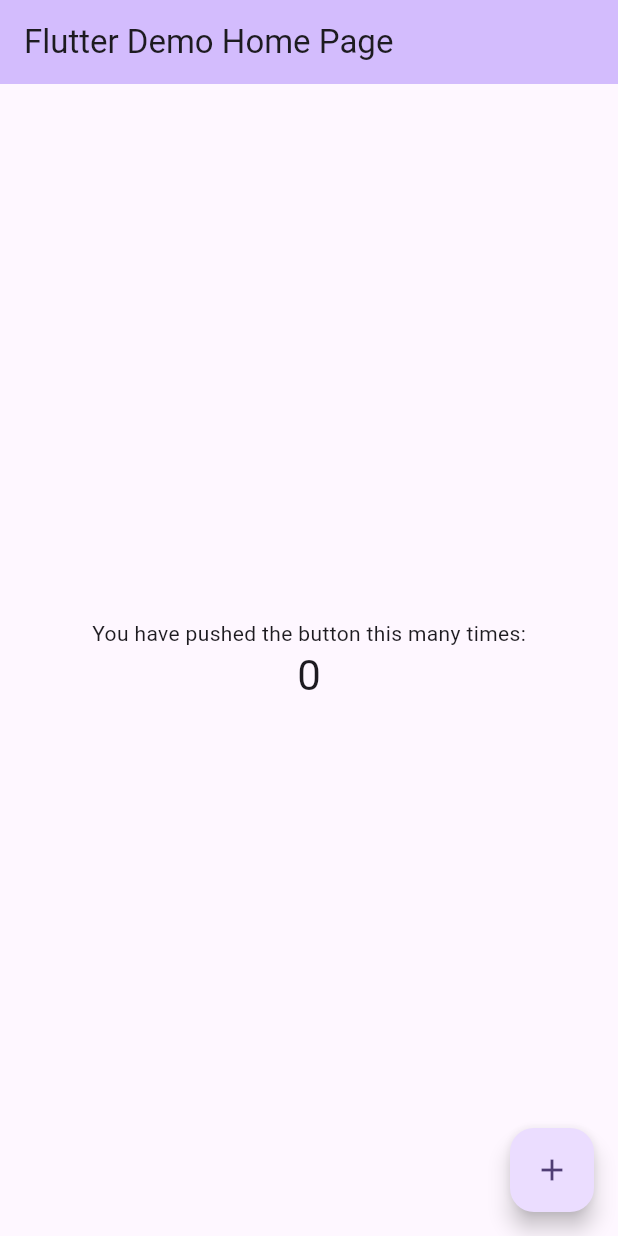
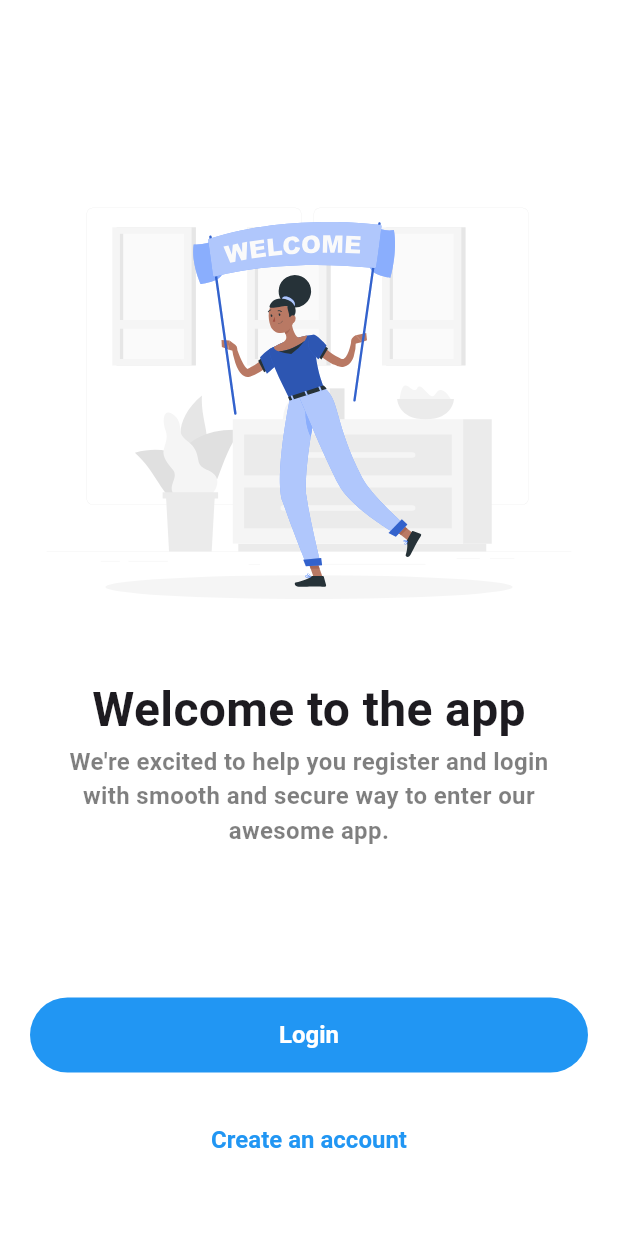
Before and after one commit to Kei-K23/flutter_login_and_register_app, a Flutter app: the screen it shows after launch, on a phone screen of 412 x 824 dp. Run offline on Flutter 3.47's test engine with Material 3 defaults, Android fonts, the light colour scheme and no system bars; our stand-ins replace flutter_svg.

Commit message:
feat: add landing screen ui

```diff
--- a/lib/main.dart
+++ b/lib/main.dart
@@ -1,4 +1,5 @@
 import 'package:flutter/material.dart';
+import 'package:flutter_login_and_register_app/presenation/auth/pages/landing.dart';
 
 void main() {
   runApp(const MyApp());
@@ -7,116 +8,15 @@ void main() {
 class MyApp extends StatelessWidget {
   const MyApp({super.key});
 
-  // This widget is the root of your application.
   @override
   Widget build(BuildContext context) {
     return MaterialApp(
-      title: 'Flutter Demo',
+      debugShowCheckedModeBanner: false,
       theme: ThemeData(
-        // This is the theme of your application.
-        //
-        // TRY THIS: Try running your application with "flutter run". You'll see
-        // the application has a purple toolbar. Then, without quitting the app,
-        // try changing the seedColor in the colorScheme below to Colors.green
-        // and then invoke "hot reload" (save your changes or press the "hot
-        // reload" button in a Flutter-supported IDE, or press "r" if you used
-        // the command line to start the app).
-        //
-        // Notice that the counter didn't reset back to zero; the application
-        // state is not lost during the reload. To reset the state, use hot
-        // restart instead.
-        //
-        // This works for code too, not just values: Most code changes can be
-        // tested with just a hot reload.
         colorScheme: ColorScheme.fromSeed(seedColor: Colors.deepPurple),
+        useMaterial3: true,
       ),
-      home: const MyHomePage(title: 'Flutter Demo Home Page'),
+      home: Landing(),
     );
   }
 }
-
-class MyHomePage extends StatefulWidget {
-  const MyHomePage({super.key, required this.title});
-
-  // This widget is the home page of your application. It is stateful, meaning
-  // that it has a State object (defined below) that contains fields that affect
-  // how it looks.
-
-  // This class is the configuration for the state. It holds the values (in this
-  // case the title) provided by the parent (in this case the App widget) and
-  // used by the build method of the State. Fields in a Widget subclass are
-  // always marked "final".
-
-  final String title;
-
-  @override
-  State<MyHomePage> createState() => _MyHomePageState();
-}
-
-class _MyHomePageState extends State<MyHomePage> {
-  int _counter = 0;
-
-  void _incrementCounter() {
-    setState(() {
-      // This call to setState tells the Flutter framework that something has
-      // changed in this State, which causes it to rerun the build method below
-      // so that the display can reflect the updated values. If we changed
-      // _counter without calling setState(), then the build method would not be
-      // called again, and so nothing would appear to happen.
-      _counter++;
-    });
-  }
-
-  @override
-  Widget build(BuildContext context) {
-    // This method is rerun every time setState is called, for instance as done
-    // by the _incrementCounter method above.
-    //
-    // The Flutter framework has been optimized to make rerunning build methods
-    // fast, so that you can just rebuild anything that needs updating rather
-    // than having to individually change instances of widgets.
-    return Scaffold(
-      appBar: AppBar(
-        // TRY THIS: Try changing the color here to a specific color (to
-        // Colors.amber, perhaps?) and trigger a hot reload to see the AppBar
-        // change color while the other colors stay the same.
-        backgroundColor: Theme.of(context).colorScheme.inversePrimary,
-        // Here we take the value from the MyHomePage object that was created by
-        // the App.build method, and use it to set our appbar title.
-        title: Text(widget.title),
-      ),
-      body: Center(
-        // Center is a layout widget. It takes a single child and positions it
-        // in the middle of the parent.
-        child: Column(
-          // Column is also a layout widget. It takes a list of children and
-          // arranges them vertically. By default, it sizes itself to fit its
-          // children horizontally, and tries to be as tall as its parent.
-          //
-          // Column has various properties to control how it sizes itself and
-          // how it positions its children. Here we use mainAxisAlignment to
-          // center the children vertically; the main axis here is the vertical
-          // axis because Columns are vertical (the cross axis would be
-          // horizontal).
-          //
-          // TRY THIS: Invoke "debug painting" (choose the "Toggle Debug Paint"
-          // action in the IDE, or press "p" in the console), to see the
-          // wireframe for each widget.
-          mainAxisAlignment: MainAxisAlignment.center,
-          children: <Widget>[
-            const Text('You have pushed the button this many times:'),
-            Text(
-              '$_counter',
-              style: Theme.of(context).textTheme.headlineMedium,
-            ),
-          ],
-        ),
-      ),
-      floatingActionButton: FloatingActionButton(
-        onPressed: _incrementCounter,
-        tooltip: 'Increment',
-        child: const Icon(Icons.add),
-      ), // This trailing comma makes auto-formatting nicer for build methods.
-    );
-  }
-}
--- /dev/null
+++ b/lib/presenation/auth/pages/landing.dart
@@ -0,0 +1,87 @@
+import 'package:flutter/material.dart';
+import 'package:flutter_svg/flutter_svg.dart';
+
+class Landing extends StatelessWidget {
+  const Landing({Key? key}) : super(key: key);
+
+  @override
+  Widget build(BuildContext context) {
+    return Scaffold(
+      backgroundColor: Colors.white,
+      body: SafeArea(
+        child: Column(
+          children: [
+            const SizedBox(height: 100),
+            Center(
+              child: SvgPicture.asset(
+                "assets/images/landing_img.svg",
+                width: 350,
+                height: 350,
+                semanticsLabel: "Landing Image",
+              ),
+            ),
+            const Center(
+              child: const Text(
+                "Welcome to the app",
+                style: TextStyle(fontSize: 32, fontWeight: FontWeight.bold),
+              ),
+            ),
+            Center(
+              child: Padding(
+                padding: const EdgeInsets.symmetric(horizontal: 40),
+                child: Text(
+                  "We're excited to help you register and login with smooth and secure way to enter our awesome app.",
+                  textAlign: TextAlign.center,
+                  style: TextStyle(
+                    fontSize: 16,
+                    fontWeight: FontWeight.w600,
+                    color: Color(Colors.black.toARGB32()).withValues(alpha: .5),
+                  ),
+                ),
+              ),
+            ),
+            const SizedBox(height: 100),
+            Center(
+              child: Padding(
+                padding: const EdgeInsets.symmetric(horizontal: 20),
+                child: TextButton(
+                  style: TextButton.styleFrom(
+                    minimumSize: const Size(double.infinity, 50),
+                    backgroundColor: Colors.blue,
+                    foregroundColor: Colors.white,
+                    textStyle: const TextStyle(
+                      fontWeight: FontWeight.w600,
+                      fontSize: 16,
+                    ),
+                    // textStyle: TextStyle(color: Colors.white),
+                  ),
+                  onPressed: () {},
+                  child: Text('Login'),
+                ),
+              ),
+            ),
+            const SizedBox(height: 20),
+            Center(
+              child: Padding(
+                padding: const EdgeInsets.symmetric(horizontal: 20),
+                child: TextButton(
+                  style: TextButton.styleFrom(
+                    minimumSize: const Size(double.infinity, 50),
+                    foregroundColor: Colors.blue,
+                    textStyle: TextStyle(
+                      fontWeight: FontWeight.w600,
+                      fontSize: 16,
+                    ),
+                    // textStyle: TextStyle(color: Colors.white),
+                  ),
+                  onPressed: () {},
+                  child: const Text('Create an account'),
+                ),
+              ),
+            ),
+          ],
+        ),
+      ),
+    );
+  }
+}
```
Also changed, not shown: pubspec.yaml (+5 -68 lines), assets/images/landing_img.svg (added), pubspec.lock.
